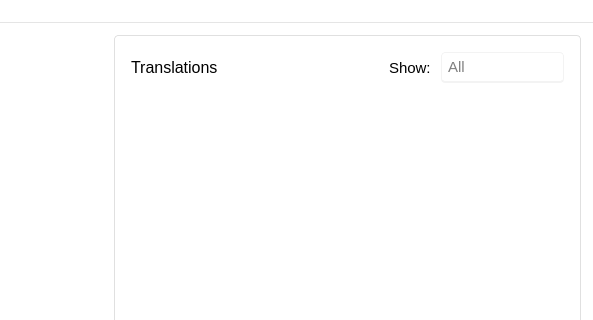
Above: src/mainwindow.ui from paniszcze/comiCAT before the change; both pictures show x 407 to 1000 and y 0 to 320 of the 1000 by 600 pixel window. Below: the same form after it.
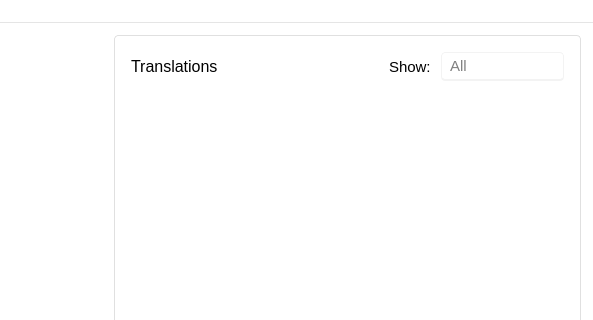
That is the form after the change. Icons and pictures are not drawn. Custom widgets are drawn as their Qt base class.

Commit message: combobox stylesheet

The edit to the form file:
```diff
--- a/src/mainwindow.ui
+++ b/src/mainwindow.ui
@@ -651,15 +651,13 @@
               </font>
              </property>
              <property name="styleSheet">
-              <string notr="true">QComboBox { padding: 4px 18px 4px 6px; background-color: white; color: black; border-color: #e8e8e8; border-width: 1px 1px 2px; border-style: solid; border-radius: 4px; }
+              <string notr="true">QComboBox { padding: 3px 18px 3px 8px; background-color: white; color: black; border-color: #e8e8e8; border-width: 1px 1px 2px; border-style: solid; border-radius: 4px; }
 QComboBox:disabled { border-color: #f3f3f3; color: #7f7f7f; }
-QComboBox:on { background-color: white; color: black; }
-QComboBox::drop-down { subcontrol-origin: padding; subcontrol-position: top right; width: 24px; border-top-right-radius: 4px; border-bottom-right-radius: 4px; }
+QComboBox::drop-down { subcontrol-origin: padding; subcontrol-position: top right; width: 22px; border-top-right-radius: 4px; border-bottom-right-radius: 4px; }
 QComboBox::down-arrow { width: 10px; image: url(:/resources/icons/down-arrow.svg); }
 QComboBox::down-arrow:on { image: url(:/resources/icons/up-arrow.svg); }
 QComboBox::down-arrow:disabled { image: url(:/resources/icons/down-arrow-disabled.svg); }
-QComboBox QAbstractItemView { background-color: white; color: black; selection-background-color: #f2f2f2; border: none; outline: none; }
-QComboBox QAbstractItemView:hover { background-color: #f2f2f2; color: black; selection-background-color: #f2f2f2; border: none; outline: none; }</string>
+QComboBox QAbstractItemView { padding: 4px 0; border: none; outline: none; border-radius: 4px; background-color: #f3f3f3; color: black; selection-background-color: white; selection-color: black; }</string>
              </property>
              <item>
               <property name="text">
```
The commit also changes 2 other files.
